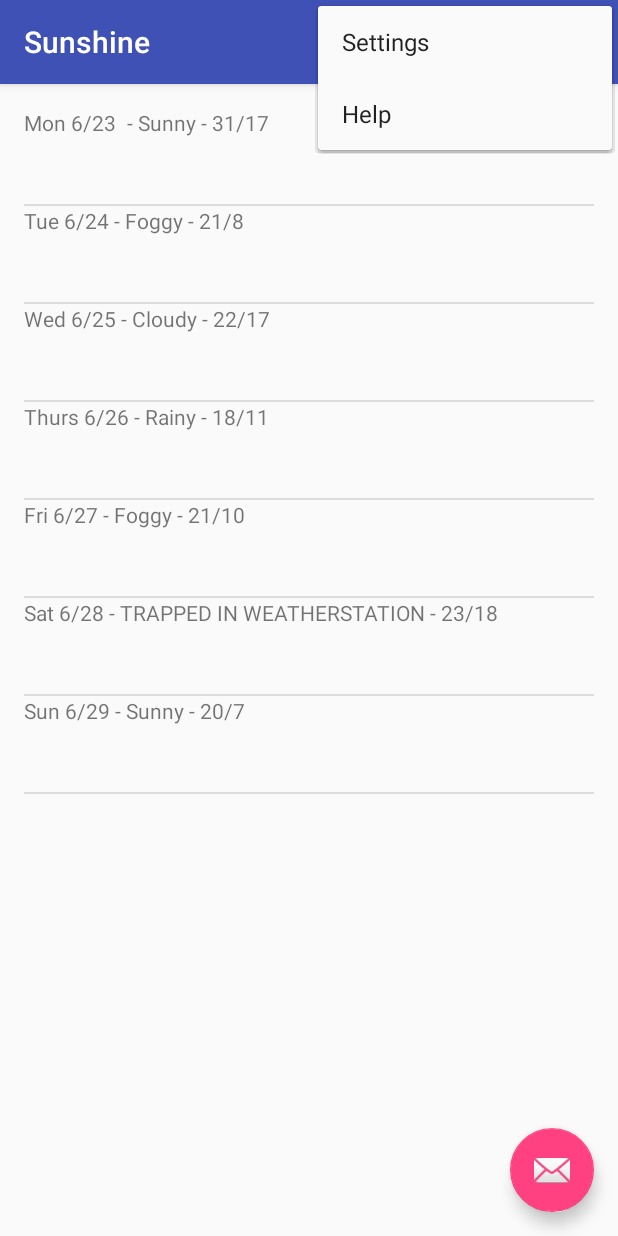
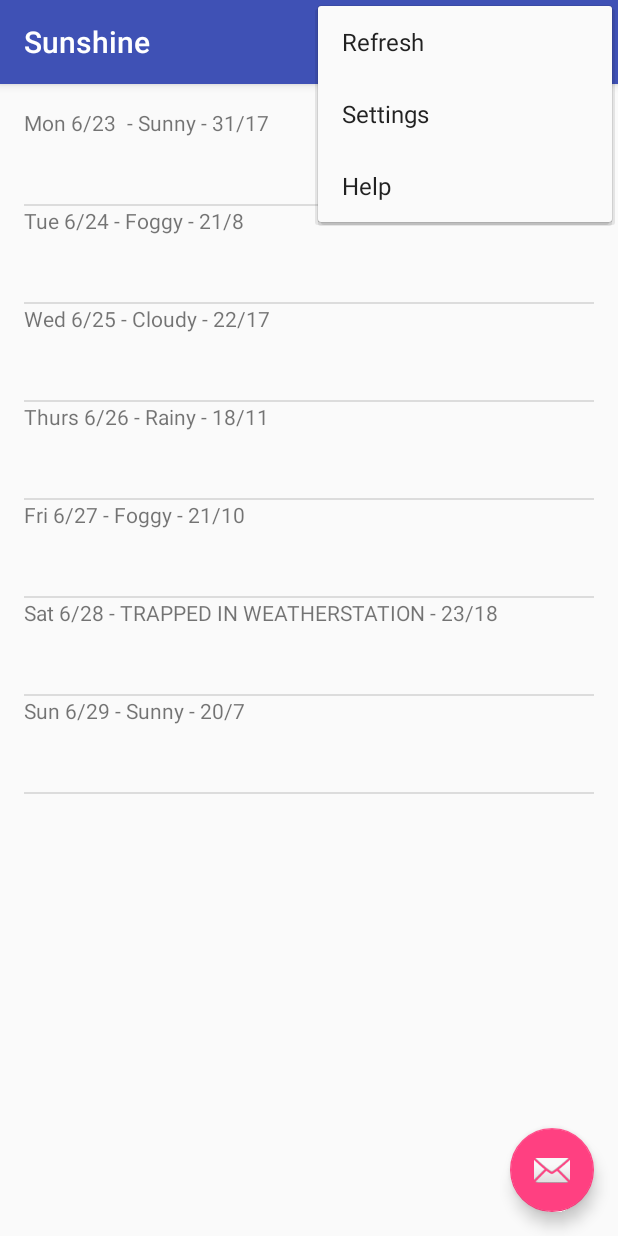
Before and after one commit to himanshusagar/Sunshine, an Android app: the screen it shows after launch (MainActivity), with the options menu open, on a phone screen of 412 x 824 dp. Run offline under Robolectric (Android 15) with nearby library versions, the phone set to English and light mode, and no system bars.

Commit message:
Lesson 2

```diff
--- a/app/src/main/java/com/practice/sunshine/ForecastFragment.java
+++ b/app/src/main/java/com/practice/sunshine/ForecastFragment.java
@@ -5,6 +5,9 @@ import android.os.Bundle;
 import android.support.v4.app.Fragment;
 import android.util.Log;
 import android.view.LayoutInflater;
+import android.view.Menu;
+import android.view.MenuInflater;
+import android.view.MenuItem;
 import android.view.View;
 import android.view.ViewGroup;
 import android.widget.ArrayAdapter;
@@ -28,6 +31,31 @@ public class ForecastFragment extends Fragment {
     private ArrayAdapter<String> mForecastAdapter;
     private static final String OPEN_WEATHER_MAP_API_KEY = "0e9aca40eb7e5c0718cfaff0bc3e9756";
     public ForecastFragment() {
+    }
+
+    @Override
+    public void onCreate(Bundle savedInstanceState)
+    {
+        super.onCreate(savedInstanceState);
+        setHasOptionsMenu(true);
+
+    }
+    @Override
+    public void onCreateOptionsMenu(Menu menu, MenuInflater menuInflater)
+    {
+        super.onCreateOptionsMenu(menu,menuInflater);
+        menuInflater.inflate(R.menu.forecastfragment,menu);
+
+    }
+    @Override
+    public boolean onOptionsItemSelected(MenuItem menuItem)
+    {
+        int id = menuItem.getItemId();
+        if(id == R.id.action_refresh)
+            return true;
+
+        return super.onOptionsItemSelected(menuItem);
+
     }
 
     @Override
@@ -67,6 +95,7 @@ public class ForecastFragment extends Fragment {
         return rootView;
 
     }
+
 
     public class FetchWeatherTask extends AsyncTask<Void,Void,Void>
     {
--- /dev/null
+++ b/app/src/main/res/menu/forecastfragment.xml
@@ -0,0 +1,8 @@
+<?xml version="1.0" encoding="utf-8"?>
+
+<menu xmlns:android="http://schemas.android.com/apk/res/android"
+    xmlns:app="http://schemas.android.com/apk/res-auto">
+    <item android:id="@+id/action_refresh"
+        android:title="@string/action_refresh"
+        app:showAsAction="never" />
+</menu>
--- a/app/src/main/res/menu/menu_main.xml
+++ b/app/src/main/res/menu/menu_main.xml
@@ -1,7 +1,9 @@
 <menu xmlns:android="http://schemas.android.com/apk/res/android"
     xmlns:app="http://schemas.android.com/apk/res-auto"
     xmlns:tools="http://schemas.android.com/tools"
-    tools:context="com.practice.sunshine.MainActivity">
+    tools:context="com.practice.sunshine.MainActivity"
+    >
+
     <item
         android:id="@+id/action_settings"
         android:orderInCategory="100"
--- a/app/src/main/res/values/strings.xml
+++ b/app/src/main/res/values/strings.xml
@@ -3,4 +3,5 @@
     <string name="action_settings">Settings</string>
     <string name="action_help">Help</string>
     <string name="hello_blank_fragment">Hello blank fragment</string>
+    <string name="action_refresh">Refresh</string>
 </resources>
```
